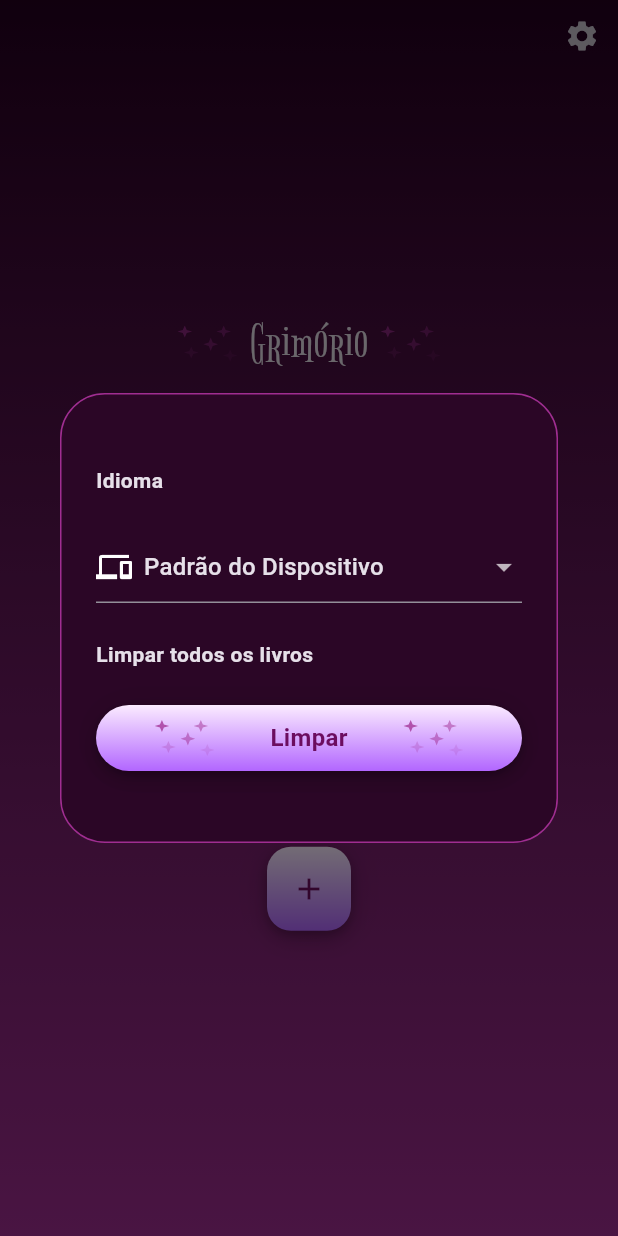
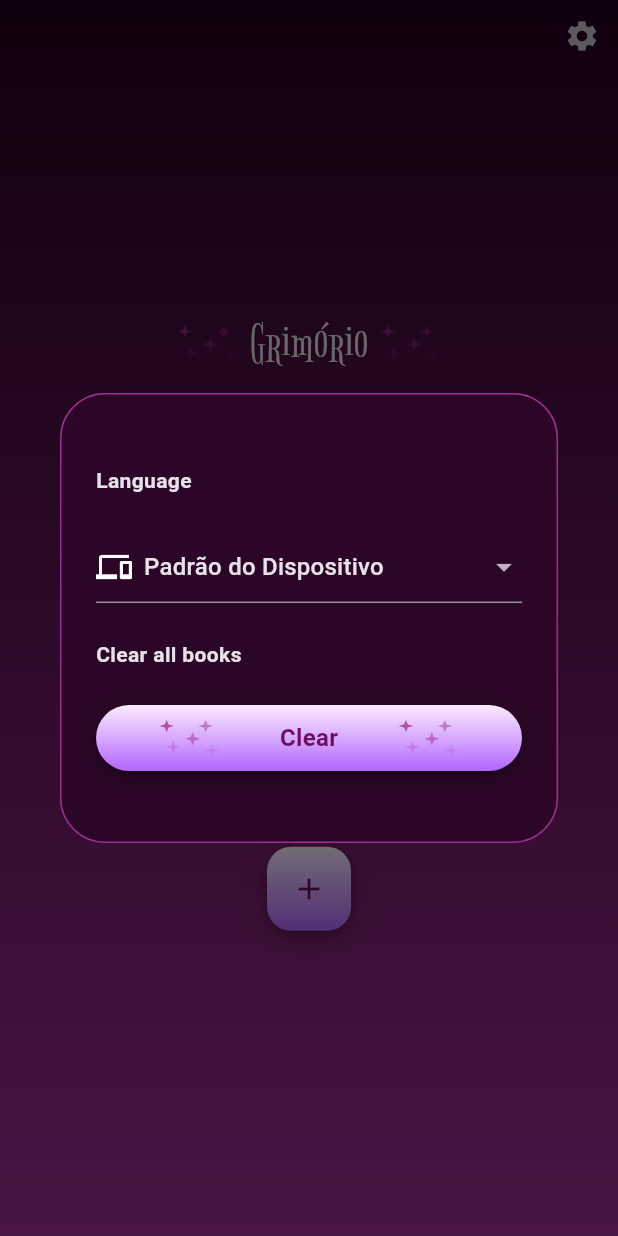
Before and after one commit to ricarthlima/flutter_i18n_ahead, a Flutter app: the Home screen opened directly, after a tap on the "settings" icon, on a phone screen of 412 x 824 dp. Run offline on Flutter 3.47's test engine with Material 3 defaults, Android fonts, the phone set to English and light mode, and no system bars; our stand-ins replace carousel_slider, flutter_svg, lottie, sqflite; accounts and stored records are empty; generated files the repository leaves out were written again.

Commit message:
v3.4 - atualizando telas e componentes

```diff
--- a/lib/controller/localization_manager.dart
+++ b/lib/controller/localization_manager.dart
@@ -15,12 +15,18 @@ class LocalizationManager with ChangeNotifier {
   final Map<String, Map<String, String>> _mapLanguages = {
     "pt": {
       "clearBooks": "Limpar todos os livros",
+      "language": "Idioma",
+      "clear": "Limpar",
     },
     "es": {
       "clearBooks": "Eliminar todos los libros",
+      "language": "Idioma",
+      "clear": "Limpiar",
     },
     "en": {
       "clearBooks": "Clear all books",
+      "language": "Language",
+      "clear": "Clear",
     },
   };
 
@@ -33,4 +39,6 @@ class LocalizationManager with ChangeNotifier {
   }
 
   String get clearBooks => _getSentence("clearBooks");
+  String get language => _getSentence("language");
+  String get clear => _getSentence("clear");
 }
--- a/lib/screens/components/settings_dialog.dart
+++ b/lib/screens/components/settings_dialog.dart
@@ -44,7 +44,10 @@ class _SettingsDialogState extends State<_SettingsDialog> {
         mainAxisAlignment: MainAxisAlignment.spaceEvenly,
         crossAxisAlignment: CrossAxisAlignment.stretch,
         children: [
-          const Text("Idioma", style: TextStyle(fontWeight: FontWeight.bold)),
+          Text(
+            context.read<LocalizationManager>().language,
+            style: const TextStyle(fontWeight: FontWeight.bold),
+          ),
           DropdownButtonFormField<DisplayedLanguages>(
             value: _language,
             items: [
@@ -107,14 +110,14 @@ class _SettingsDialogState extends State<_SettingsDialog> {
               }
             },
           ),
-          const Text(
-            "Limpar todos os livros",
-            style: TextStyle(
+          Text(
+            context.read<LocalizationManager>().clearBooks,
+            style: const TextStyle(
               fontWeight: FontWeight.bold,
             ),
           ),
           PrimaryButton(
-            text: "Limpar",
+            text: context.read<LocalizationManager>().clear,
             onTap: () {
               wipeBooks();
             },
```
